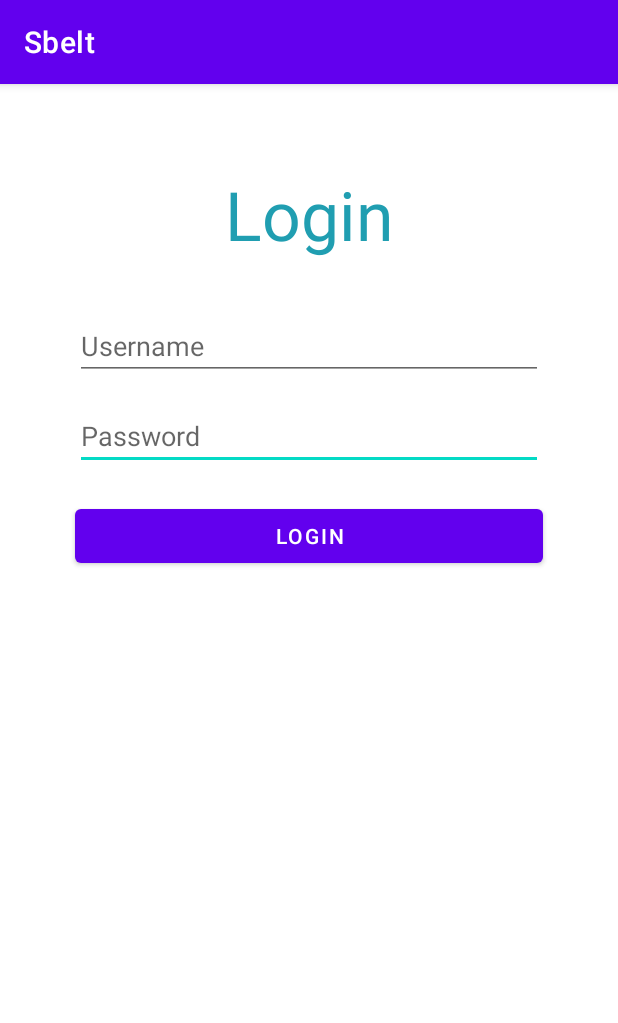
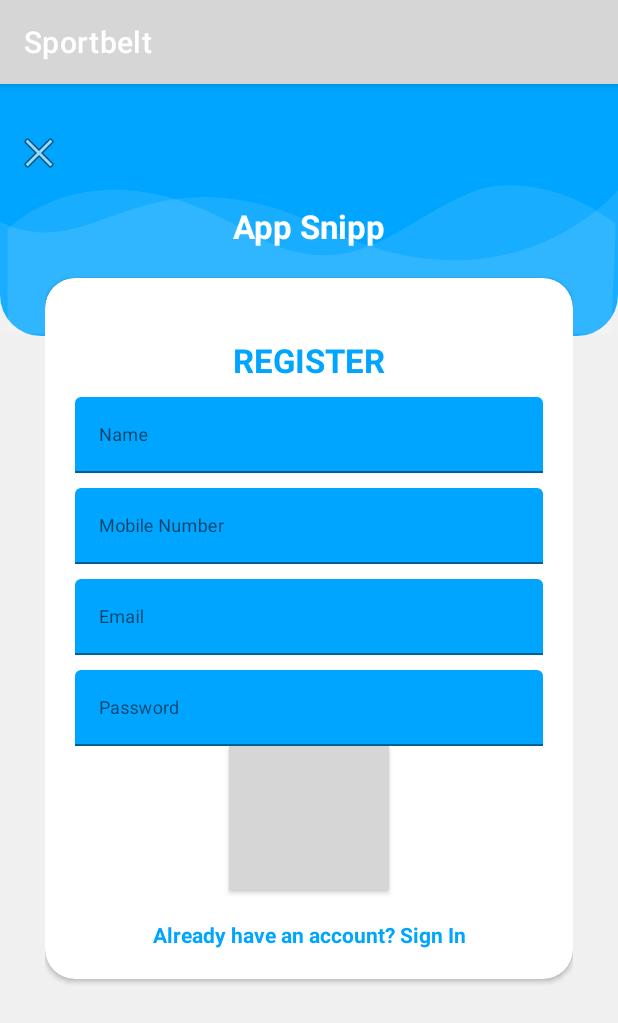
Before and after one commit to maor1122/Sportbelt, an Android app: the screen it shows after launch (LoginActivity), on a phone screen of 412 x 824 dp. Shown: the top 1023 px of the screen. Run offline under Robolectric (Android 15) with nearby library versions, the phone set to English and light mode, and no system bars; grey boxes are pictures that could not be loaded.

Commit message:
Imported Login UI design.

```diff
--- a/app/src/main/java/com/example/sbelt/LoginActivity.java
+++ b/app/src/main/java/com/example/sbelt/LoginActivity.java
@@ -12,13 +12,13 @@ public class LoginActivity extends AppCompatActivity {
     @Override
     protected void onCreate(Bundle savedInstanceState) {
         super.onCreate(savedInstanceState);
-        setContentView(R.layout.activity_main);
+        setContentView(R.layout.activity_login);
     }
 
     public void LoginPressed(View v){
         try {
-            EditText username = (EditText) findViewById(R.id.UsernameText);
-            EditText password = (EditText) findViewById(R.id.PasswordText);
+            EditText username = (EditText) findViewById(R.id.editTextEmail);
+            EditText password = (EditText) findViewById(R.id.editTextPassword);
 
             // After making the engine should be replaced to:
             // Engine.login(username.getText(),password.getText());
@@ -26,8 +26,8 @@ public class LoginActivity extends AppCompatActivity {
             System.out.println("Password: "+password.getText());
 
         }catch(Exception e){
-            TextView errorLabel = (TextView) findViewById(R.id.Error);
-            errorLabel.setText(String.format("Error: \"%s\"", e.getMessage()));
+            //TextView errorLabel = (TextView) findViewById(R.id.Error);
+            //errorLabel.setText(String.format("Error: \"%s\"", e.getMessage()));
             e.printStackTrace();
         }
     }
--- a/app/src/main/java/com/example/sbelt/RegisterActivity.java
+++ b/app/src/main/java/com/example/sbelt/RegisterActivity.java
@@ -9,6 +9,6 @@ public class RegisterActivity extends AppCompatActivity {
     @Override
     protected void onCreate(Bundle savedInstanceState) {
         super.onCreate(savedInstanceState);
-        setContentView(R.layout.activity_register);
+        //setContentView(R.layout.activity_register);
     }
 }
--- /dev/null
+++ b/app/src/main/res/drawable/baseline_email_24.xml
@@ -0,0 +1,5 @@
+<vector android:height="24dp" android:tint="#209EB1"
+    android:viewportHeight="24" android:viewportWidth="24"
+    android:width="24dp" xmlns:android="http://schemas.android.com/apk/res/android">
+    <path android:fillColor="@android:color/white" android:pathData="M20,4L4,4c-1.1,0 -1.99,0.9 -1.99,2L2,18c0,1.1 0.9,2 2,2h16c1.1,0 2,-0.9 2,-2L22,6c0,-1.1 -0.9,-2 -2,-2zM20,8l-8,5 -8,-5L4,6l8,5 8,-5v2z"/>
+</vector>
--- /dev/null
+++ b/app/src/main/res/drawable/baseline_person_24.xml
@@ -0,0 +1,5 @@
+<vector android:height="24dp" android:tint="#209EB1"
+    android:viewportHeight="24" android:viewportWidth="24"
+    android:width="24dp" xmlns:android="http://schemas.android.com/apk/res/android">
+    <path android:fillColor="@android:color/white" android:pathData="M12,12c2.21,0 4,-1.79 4,-4s-1.79,-4 -4,-4 -4,1.79 -4,4 1.79,4 4,4zM12,14c-2.67,0 -8,1.34 -8,4v2h16v-2c0,-2.66 -5.33,-4 -8,-4z"/>
+</vector>
--- /dev/null
+++ b/app/src/main/res/drawable/ic_login_bk.xml
@@ -0,0 +1,17 @@
+<vector xmlns:android="http://schemas.android.com/apk/res/android"
+    android:width="425dp"
+    android:height="168dp"
+    android:viewportWidth="425.332"
+    android:viewportHeight="168.0">
+
+    <path
+        android:pathData="M425.33,70.78S352.76,155.62 225.1,96.65 67.19,123.13 0,91.84L0,166.44L425.33,166.44Z"
+        android:fillAlpha="0.1"
+        android:fillColor="#fff"
+        android:strokeAlpha="0.1"/>
+    <path
+        android:pathData="M5.22,97.18s57.02,-59.98 162.55,0c72.29,41.08 101.72,-2.45 155.4,-24.52 24.72,-10.16 64.44,-5.91 100.36,20.21 0.65,1.91 -2.77,75.13 -2.77,75.13L5.22,168Z"
+        android:fillColor="#fff"
+        android:strokeAlpha="0.1"
+        android:fillAlpha="0.1"/>
+</vector>
--- /dev/null
+++ b/app/src/main/res/drawable/login_shape_bk.xml
@@ -0,0 +1,16 @@
+<?xml version="1.0" encoding="utf-8"?>
+<shape xmlns:android="http://schemas.android.com/apk/res/android" android:shape="rectangle" >
+    <corners
+        android:bottomLeftRadius="27dp"
+        android:bottomRightRadius="27dp"
+        android:topLeftRadius="0dp"
+        android:topRightRadius="0dp"
+        />
+    <solid
+        android:color="#00a5ff"
+        />
+    <size
+        android:width="182dp"
+        android:height="54dp"
+        />
+</shape>
--- /dev/null
+++ b/app/src/main/res/layout/activity_login.xml
@@ -0,0 +1,67 @@
+<?xml version="1.0" encoding="utf-8"?>
+<RelativeLayout xmlns:android="http://schemas.android.com/apk/res/android"
+xmlns:app="http://schemas.android.com/apk/res-auto"
+xmlns:tools="http://schemas.android.com/tools"
+android:orientation="vertical"
+style="@style/loginParent"
+tools:context=".LoginActivity">
+<ScrollView
+    style="@style/parent">
+
+    <RelativeLayout
+        style="@style/parent">
+
+
+        <LinearLayout
+            android:layout_width="match_parent"
+            android:layout_height="match_parent"
+            android:layout_alignParentTop="true"
+            android:weightSum="12">
+
+            <LinearLayout
+                style="@style/parent"
+                android:background="@drawable/login_shape_bk"
+                android:orientation="vertical"
+                android:layout_weight="3">
+
+                <ImageView
+                    style="@style/parent"
+                    android:background="@drawable/ic_login_bk"
+                    android:contentDescription="login background" />
+
+            </LinearLayout>
+
+        </LinearLayout>
+
+        <LinearLayout
+            android:layout_width="match_parent"
+            android:layout_height="match_parent"
+            android:layout_alignParentTop="true"
+            android:orientation="vertical"
+            android:layout_marginTop="40dp"
+            android:layout_marginRight="30dp"
+            android:layout_marginLeft="30dp">
+
+
+            <TextView
+                style="@style/headerText"
+                android:layout_gravity="center"
+                android:text="App Snipp"
+                android:layout_marginTop="40dp"/>
+            <include
+                layout="@layout/layout_register"/>
+
+        </LinearLayout>
+        <ImageView
+            android:layout_width="wrap_content"
+            android:layout_height="wrap_content"
+            android:layout_alignParentLeft="true"
+            android:layout_alignParentTop="true"
+            android:layout_marginTop="30dp"
+            android:layout_marginLeft="10dp"
+            android:src="@android:drawable/ic_menu_close_clear_cancel" />
+    </RelativeLayout>
+
+</ScrollView>
+
+</RelativeLayout>
--- a/app/src/main/res/layout/activity_main.xml
+++ /dev/null
@@ -1,75 +0,0 @@
-<?xml version="1.0" encoding="utf-8"?>
-<androidx.constraintlayout.widget.ConstraintLayout xmlns:android="http://schemas.android.com/apk/res/android"
-    xmlns:app="http://schemas.android.com/apk/res-auto"
-    xmlns:tools="http://schemas.android.com/tools"
-    android:layout_width="match_parent"
-    android:layout_height="match_parent"
-    tools:context=".LoginActivity">
-
-    <TextView
-        android:id="@+id/LoginText"
-        android:layout_width="wrap_content"
-        android:layout_height="wrap_content"
-        android:text="Login"
-        android:textAppearance="@style/TextAppearance.AppCompat.Display2"
-        android:textColor="#209EB1"
-        app:layout_constraintBottom_toBottomOf="parent"
-        app:layout_constraintEnd_toEndOf="@+id/UsernameText"
-        app:layout_constraintStart_toStartOf="@+id/UsernameText"
-        app:layout_constraintTop_toTopOf="parent"
-        app:layout_constraintVertical_bias="0.07999998" />
-
-    <EditText
-        android:id="@+id/PasswordText"
-        android:layout_width="0dp"
-        android:layout_height="40dp"
-        android:layout_marginTop="20dp"
-        android:ems="10"
-        android:hint="Password"
-        android:inputType="textPassword"
-        android:singleLine="true"
-        app:layout_constraintEnd_toEndOf="@+id/UsernameText"
-        app:layout_constraintStart_toStartOf="@+id/UsernameText"
-        app:layout_constraintTop_toBottomOf="@+id/UsernameText" />
-
-    <EditText
-        android:id="@+id/UsernameText"
-        android:layout_width="0dp"
-        android:layout_height="40dp"
-        android:layout_marginStart="50dp"
-        android:layout_marginTop="40dp"
-        android:layout_marginEnd="50dp"
-        android:ems="10"
-        android:hint="Username"
-        android:inputType="textPersonName"
-        android:singleLine="true"
-        app:layout_constraintEnd_toEndOf="parent"
-        app:layout_constraintHorizontal_bias="0.46"
-        app:layout_constraintStart_toStartOf="parent"
-        app:layout_constraintTop_toBottomOf="@+id/LoginText" />
-
-    <Button
-        android:id="@+id/LoginButton"
-        android:layout_width="0dp"
-        android:layout_height="wrap_content"
-        android:layout_marginTop="20dp"
-        android:onClick="LoginPressed"
-        android:text="Login"
-        app:layout_constraintEnd_toEndOf="@+id/PasswordText"
-        app:layout_constraintHorizontal_bias="0.578"
-        app:layout_constraintStart_toStartOf="@+id/PasswordText"
-        app:layout_constraintTop_toBottomOf="@+id/PasswordText" />
-
-    <TextView
-        android:id="@+id/Error"
-        android:layout_width="0dp"
-        android:layout_height="wrap_content"
-        android:textAppearance="@style/TextAppearance.AppCompat.Body1"
-        android:textColor="?attr/colorError"
-        app:layout_constraintBottom_toBottomOf="parent"
-        app:layout_constraintEnd_toEndOf="@+id/LoginButton"
-        app:layout_constraintStart_toStartOf="@+id/LoginButton"
-        app:layout_constraintTop_toBottomOf="@+id/LoginButton"
-        app:layout_constraintVertical_bias="0.050000012" />
-
-</androidx.constraintlayout.widget.ConstraintLayout>
--- a/app/src/main/res/layout/activity_register.xml
+++ /dev/null
@@ -1,9 +0,0 @@
-<?xml version="1.0" encoding="utf-8"?>
-<androidx.constraintlayout.widget.ConstraintLayout xmlns:android="http://schemas.android.com/apk/res/android"
-    xmlns:app="http://schemas.android.com/apk/res-auto"
-    xmlns:tools="http://schemas.android.com/tools"
-    android:layout_width="match_parent"
-    android:layout_height="match_parent"
-    tools:context=".RegisterActivity">
-
-</androidx.constraintlayout.widget.ConstraintLayout>
--- /dev/null
+++ b/app/src/main/res/layout/layout_login.xml
@@ -0,0 +1,77 @@
+<?xml version="1.0" encoding="utf-8"?>
+<android.support.v7.widget.CardView
+    xmlns:android="http://schemas.android.com/apk/res/android"
+    xmlns:app="http://schemas.android.com/apk/res-auto"
+    style="@style/loginCard"
+    app:cardCornerRadius="@dimen/loginCardRadius"
+    android:elevation="5dp"
+    android:layout_gravity="center"
+    android:layout_marginTop="@dimen/loginViewsMargin"
+    android:layout_marginBottom="@dimen/loginViewsMargin"
+    android:background="@color/whiteCardColor">
+
+
+
+    <LinearLayout
+        style="@style/linearParent"
+        android:layout_gravity="center"
+        android:padding="@dimen/loginViewsMargin">
+
+        <TextView
+            style="@style/headerTextPrimary"
+            android:text="Login"
+            android:layout_marginTop="@dimen/loginViewsMargin"/>
+
+        <android.support.design.widget.TextInputLayout
+            android:id="@+id/textInputEmail"
+            style="@style/parent"
+            android:layout_marginTop="@dimen/loginViewsMargin">
+            <EditText
+                android:id="@+id/editTextEmail"
+                style="@style/modifiedEditText"
+                android:inputType="textEmailAddress"
+                android:maxLines="1"
+                android:hint="@string/login_email_hint"/>
+        </android.support.design.widget.TextInputLayout>
+
+        <android.support.design.widget.TextInputLayout
+            android:id="@+id/textInputPassword"
+            style="@style/parent"
+            android:layout_marginTop="@dimen/loginViewsMargin">
+            <EditText
+                android:id="@+id/editTextPassword"
+                style="@style/modifiedEditText"
+                android:hint="@string/login_password_hint"
+                android:maxLines="1"
+                android:inputType="textPassword"/>
+        </android.support.design.widget.TextInputLayout>
+
+        <TextView
+            style="@style/viewParent"
+            android:text="Forgot Password?"
+            android:textColor="@color/primaryTextColor"
+            android:textSize="@dimen/newsMoreTextSize"
+            android:layout_gravity="end"
+            android:onClick="viewForgotPAssword"
+            android:layout_marginTop="10dp"/>
+
+        <Button
+            android:id="@+id/cirLoginButton"
+            style="@style/loginButton"
+            android:layout_gravity="center_horizontal"
+            android:layout_marginTop="@dimen/loginViewsMargin"
+            android:onClick="LoginPressed"
+            android:text="Login" />
+
+        <TextView
+            style="@style/parent"
+            android:textAlignment="center"
+            android:textStyle="bold"
+            android:textColor="@color/primaryTextColor"
+            android:text="@string/login_signup_hint"
+            android:onClick="viewRegisterClicked"
+            android:layout_marginTop="@dimen/loginViewsMargin"/>
+
+
+    </LinearLayout>
+</android.support.v7.widget.CardView>
--- /dev/null
+++ b/app/src/main/res/layout/layout_register.xml
@@ -0,0 +1,77 @@
+<?xml version="1.0" encoding="utf-8"?>
+<android.support.v7.widget.CardView
+    xmlns:android="http://schemas.android.com/apk/res/android"
+    xmlns:app="http://schemas.android.com/apk/res-auto"
+    style="@style/loginCard"
+    app:cardCornerRadius="@dimen/loginCardRadius"
+    android:elevation="5dp"
+    android:layout_gravity="center"
+    android:layout_marginTop="@dimen/loginViewsMargin"
+    android:layout_marginBottom="@dimen/loginViewsMargin"
+    android:background="@color/whiteCardColor">
+
+    <LinearLayout
+        style="@style/linearParent"
+        android:layout_gravity="center"
+        android:padding="@dimen/loginViewsMargin">
+
+        <TextView
+            style="@style/headerTextPrimary"
+            android:text="@string/register"
+            android:layout_marginTop="@dimen/loginViewsMargin"/>
+
+        <android.support.design.widget.TextInputLayout
+            style="@style/parent"
+            android:layout_marginTop="@dimen/signup_text_margin_top">
+            <EditText
+                style="@style/modifiedEditText"
+                android:inputType="text"
+                android:maxLines="1"
+                android:hint="Name"/>
+        </android.support.design.widget.TextInputLayout>
+
+        <android.support.design.widget.TextInputLayout
+            style="@style/parent"
+            android:layout_marginTop="@dimen/signup_text_margin_top">
+            <EditText
+                style="@style/modifiedEditText"
+                android:inputType="text"
+                android:maxLines="1"
+                android:hint="Mobile Number"/>
+        </android.support.design.widget.TextInputLayout>
+
+        <android.support.design.widget.TextInputLayout
+            style="@style/parent"
+            android:layout_marginTop="@dimen/signup_text_margin_top">
+            <EditText
+                style="@style/modifiedEditText"
+                android:inputType="textEmailAddress"
+                android:maxLines="1"
+                android:hint="@string/login_email_hint"/>
+        </android.support.design.widget.TextInputLayout>
+
+        <android.support.design.widget.TextInputLayout
+            style="@style/parent"
+            android:layout_marginTop="@dimen/signup_text_margin_top">
+            <EditText
+                style="@style/modifiedEditText"
+                android:hint="@string/login_password_hint"
+                android:maxLines="1"
+                android:inputType="textPassword"/>
+        </android.support.design.widget.TextInputLayout>
+
+        <Button
+            style="@style/loginButton"
+            android:layout_gravity="center"
+            android:text="Register" />
+
+        <TextView
+            style="@style/parent"
+            android:textAlignment="center"
+            android:textStyle="bold"
+            android:textColor="@color/primaryTextColor"
+            android:text="@string/signup_login_hint"
+            android:layout_marginTop="@dimen/loginViewsMargin"/>
+
+    </LinearLayout>
+</android.support.v7.widget.CardView>
--- a/app/src/main/res/values/colors.xml
+++ b/app/src/main/res/values/colors.xml
@@ -1,10 +1,15 @@
 <?xml version="1.0" encoding="utf-8"?>
 <resources>
-    <color name="purple_200">#FFBB86FC</color>
-    <color name="purple_500">#FF6200EE</color>
-    <color name="purple_700">#FF3700B3</color>
-    <color name="teal_200">#FF03DAC5</color>
-    <color name="teal_700">#FF018786</color>
-    <color name="black">#FF000000</color>
-    <color name="white">#FFFFFFFF</color>
+    <color name="colorPrimary">#1F5BF3</color>
+    <color name="colorPrimaryDark">#0947E8</color>
+    <color name="colorAccent">#00A5FF</color>
+
+    <!--colors for modern ui-->
+    <color name="whiteTextColor">#fff</color>
+    <color name="primaryTextColor">#00a5ff</color>
+    <color name="loginBkColor">#f0f0f0</color>
+
+    <!--colros for card-->
+    <color name="whiteCardColor">#fff</color>
+
 </resources>
--- /dev/null
+++ b/app/src/main/res/values/dimens.xml
@@ -0,0 +1,10 @@
+<resources>
+    <!--dimes for design 3-->
+    <dimen name="headerTextSize">22sp</dimen>
+    <dimen name="newsMoreTextSize">12sp</dimen>
+    <dimen name="loginCardRadius">20dp</dimen>
+    <dimen name="loginViewsMargin">20dp</dimen>
+
+    <dimen name="signup_text_margin_top">10dp</dimen>
+
+</resources>
--- a/app/src/main/res/values/strings.xml
+++ b/app/src/main/res/values/strings.xml
@@ -1,3 +1,9 @@
 <resources>
-    <string name="app_name">Sbelt</string>
+    <string name="app_name">Sportbelt</string>
+    <string name="register">REGISTER</string>
+    <string name="login_email_hint">Email</string>
+    <string name="login_password_hint">Password</string>
+    <string name="signup_login_hint">Already have an account? Sign In</string>
+    <string name="login_signup_hint">Don\'t have an account? Sign Up</string>
+
 </resources>
--- /dev/null
+++ b/app/src/main/res/values/styles.xml
@@ -0,0 +1,66 @@
+<resources>
+
+    <!-- Base application theme. -->
+    <style name="AppTheme" parent="Theme.AppCompat.Light.DarkActionBar">
+        <!-- Customize your theme here. -->
+        <item name="colorPrimary">@color/colorPrimary</item>
+        <item name="colorPrimaryDark">@color/colorPrimaryDark</item>
+        <item name="colorAccent">@color/colorAccent</item>
+        <item name="android:textColorHint">@color/colorPrimary</item>
+    </style>
+
+    <style name="AppTheme.NoActionBar">
+        <item name="windowActionBar">false</item>
+        <item name="windowNoTitle">true</item>
+    </style>
+
+    <!--designs for login and register-->
+    <style name="parent">
+        <item name="android:layout_width">match_parent</item>
+        <item name="android:layout_height">wrap_content</item>
+    </style>
+
+    <style name="loginParent" parent="parent">
+        <item name="android:layout_height">match_parent</item>
+        <item name="android:background">@color/loginBkColor</item>
+        <item name="android:focusableInTouchMode">true</item>
+    </style>
+
+    <style name="headerText" parent="parent">
+        <item name="android:textSize">@dimen/headerTextSize</item>
+        <item name="android:textAlignment">center</item>
+        <item name="android:textColor">@color/whiteTextColor</item>
+        <item name="android:textStyle">bold</item>
+    </style>
+
+    <style name="loginCard" parent="parent"></style>
+
+    <style name="linearParent" parent="parent">
+        <item name="android:orientation">vertical</item>
+    </style>
+
+    <style name="headerTextPrimary" parent="headerText">
+        <item name="android:textColor">@color/primaryTextColor</item>
+    </style>
+
+    <style name="modifiedEditText" parent="parent">
+        <item name="android:textSize">@dimen/newsMoreTextSize</item>
+        <item name="android:backgroundTint">@color/primaryTextColor</item>
+    </style>
+
+    <style name="viewParent">
+        <item name="android:layout_width">wrap_content</item>
+        <item name="android:layout_height">wrap_content</item>
+    </style>
+
+    <style name="loginButton" parent="viewParent">
+        <item name="android:background">@drawable/login_button_bk</item>
+        <item name="android:textColor">@color/whiteTextColor</item>
+        <item name="android:textStyle">bold</item>
+    </style>
+
+
+    <!--onboarding designs-->
+
+
+</resources>
```
